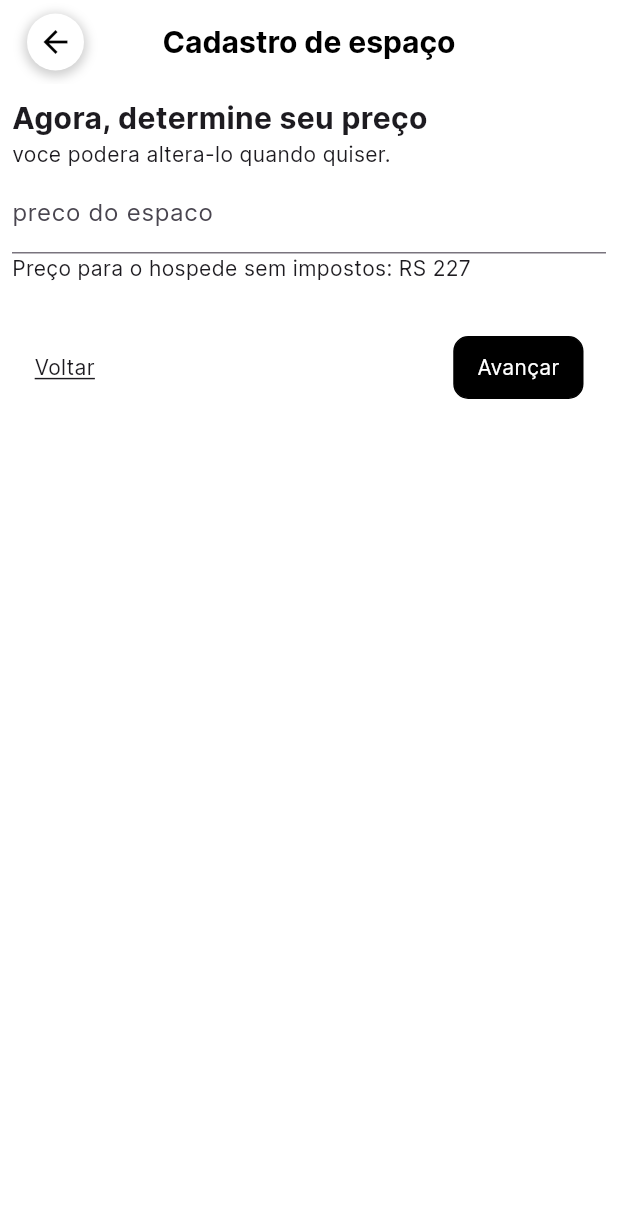
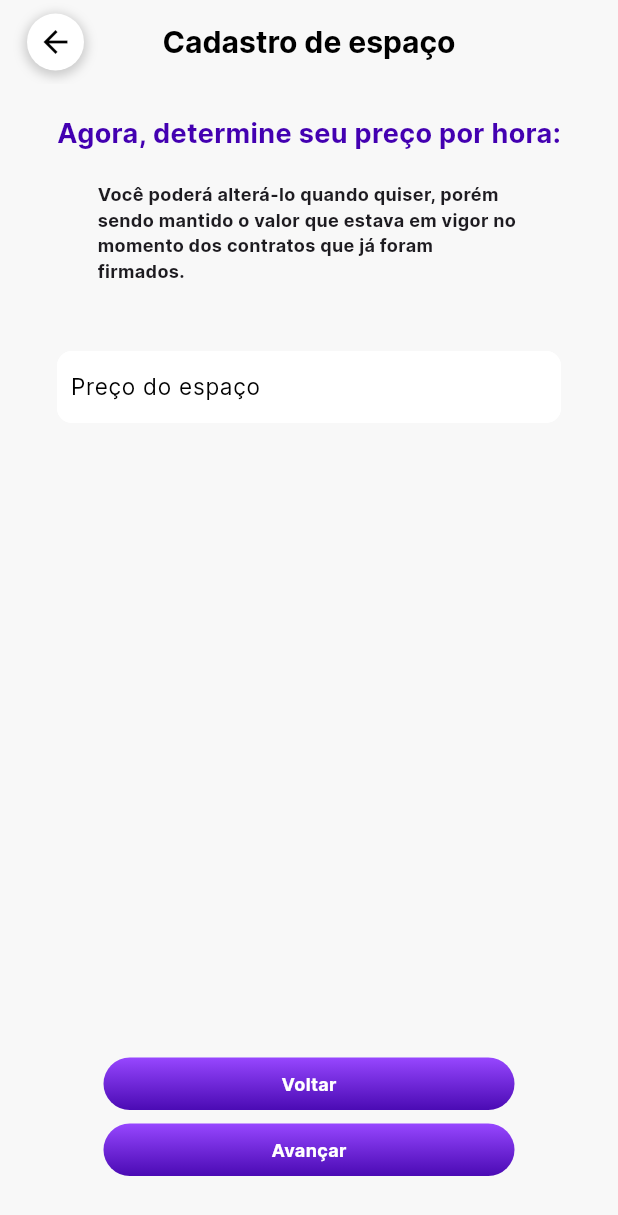
Before and after one commit to rodrigoaugusto99/git_flutter_festou, a Flutter app: the Preco screen opened directly, on a phone screen of 412 x 824 dp. Shown: the top 1215 px of the screen. Run offline on Flutter 3.47's test engine with Material 3 defaults, Android fonts, the phone set to English and light mode, and no system bars; our stand-ins replace animate_do, animated_text_kit, calendar_date_picker2, carousel_slider, cloud_firestore, confetti and 26 more; missing offline and left inert: easy_mask, image_painter, search_cep, social_share, svg_flutter, validatorless; accounts and stored records are empty; generated files the repository leaves out were written again; project files that could hold a hidden picture were left out.

Commit message:
fix: tela de preço

```diff
--- a/lib/src/features/register/space/space temporary/pages/preco.dart
+++ b/lib/src/features/register/space/space temporary/pages/preco.dart
@@ -3,6 +3,7 @@ import 'package:flutter_riverpod/flutter_riverpod.dart';
 import 'package:git_flutter_festou/src/core/ui/helpers/messages.dart';
 import 'package:git_flutter_festou/src/features/register/space/space%20temporary/pages/new_space_register_vm.dart';
 import 'package:git_flutter_festou/src/features/register/space/space%20temporary/pages/semana_e_horas.dart';
+import 'package:git_flutter_festou/src/features/register/space/space%20temporary/pages/textfield.dart';
 
 class Preco extends ConsumerStatefulWidget {
   const Preco({super.key});
@@ -17,7 +18,9 @@ class _PrecoState extends ConsumerState<Preco> {
   Widget build(BuildContext context) {
     final spaceRegister = ref.watch(newSpaceRegisterVmProvider.notifier);
     return Scaffold(
+      backgroundColor: const Color(0xffF8F8F8),
       appBar: AppBar(
+        backgroundColor: const Color(0xffF8F8F8),
         leading: Padding(
           padding: const EdgeInsets.only(left: 18.0),
           child: Container(
@@ -50,76 +53,116 @@ class _PrecoState extends ConsumerState<Preco> {
               fontSize: 20, fontWeight: FontWeight.bold, color: Colors.black),
         ),
         elevation: 0,
-        backgroundColor: Colors.white,
       ),
       body: Padding(
-        padding: const EdgeInsets.all(8.0),
+        padding: const EdgeInsets.symmetric(horizontal: 38.0, vertical: 20),
         child: Column(
-          crossAxisAlignment: CrossAxisAlignment.start,
           children: [
             Column(
-              crossAxisAlignment: CrossAxisAlignment.start,
               children: [
                 const Text(
-                  'Agora, determine seu preço',
-                  style: TextStyle(fontWeight: FontWeight.bold, fontSize: 20),
-                ),
-                const Text('voce podera altera-lo quando quiser.'),
-                TextField(
-                  controller: precoEC,
-                  decoration: const InputDecoration(
-                    labelText: 'preco do espaco',
+                  'Agora, determine seu preço por hora:',
+                  style: TextStyle(
+                    fontWeight: FontWeight.bold,
+                    fontSize: 18,
+                    color: Color(0xff4300B1),
                   ),
                 ),
-                const Text('Preço para o hospede sem impostos: RS 227'),
+                const SizedBox(
+                  height: 19,
+                ),
+                const Padding(
+                  padding: EdgeInsets.symmetric(horizontal: 27),
+                  child: Text(
+                    'Você poderá alterá-lo quando quiser, porém sendo mantido o valor que estava em vigor no momento dos contratos que já foram firmados.',
+                    style: TextStyle(
+                      fontWeight: FontWeight.bold,
+                      fontSize: 12,
+                    ),
+                  ),
+                ),
+                const SizedBox(
+                  height: 45,
+                ),
+                myRow(
+                  onlyNumber: true,
+                  prefix: 'R\$ ',
+                  validator: spaceRegister.validateBairro(),
+                  label: 'Preço do espaço',
+                  controller: precoEC,
+                ),
               ],
             ),
-            const SizedBox(
-              height: 20,
+          ],
         ),
-            Padding(
-              padding: const EdgeInsets.all(15.0),
-              child: Row(
-                mainAxisAlignment: MainAxisAlignment.spaceBetween,
+      ),
+      bottomNavigationBar: Padding(
+        padding: const EdgeInsets.symmetric(horizontal: 69, vertical: 40),
+        child: Column(
+          mainAxisSize: MainAxisSize.min,
           children: [
-                  InkWell(
+            GestureDetector(
               onTap: () => Navigator.pop(context),
+              child: Container(
+                padding:
+                    const EdgeInsets.symmetric(horizontal: 20, vertical: 9),
+                alignment: Alignment.center,
+                height: 35,
+                decoration: BoxDecoration(
+                  borderRadius: BorderRadius.circular(50),
+                  gradient: const LinearGradient(
+                    colors: [
+                      Color(0xff9747FF),
+                      Color(0xff44300b1),
+                    ],
+                    begin: Alignment.topCenter,
+                    end: Alignment.bottomCenter,
+                  ),
+                ),
                 child: const Text(
                   'Voltar',
                   style: TextStyle(
-                        decoration: TextDecoration.underline,
+                    fontSize: 12,
+                    fontWeight: FontWeight.bold,
+                    color: Colors.white,
                   ),
                 ),
               ),
-                  InkWell(
-                    onTap: () {
-                      final result = spaceRegister.validatePreco(precoEC.text);
-                      if (result) {
-                        Messages.showSuccess('bom preco', context);
-                        Navigator.push(
+            ),
+            const SizedBox(
+              height: 9,
+            ),
+            GestureDetector(
+              onTap: () => Navigator.push(
                 context,
                 MaterialPageRoute(
                   builder: (context) => const SemanaEHoras(),
                 ),
-                        );
-                      } else {
-                        Messages.showError('escreva preco', context);
-                      }
-                    },
+              ),
               child: Container(
+                padding:
+                    const EdgeInsets.symmetric(horizontal: 20, vertical: 9),
+                alignment: Alignment.center,
+                height: 35,
                 decoration: BoxDecoration(
-                          color: Colors.black,
-                          border: Border.all(),
-                          borderRadius: BorderRadius.circular(10)),
-                      padding: const EdgeInsets.symmetric(
-                          horizontal: 15, vertical: 10),
+                  borderRadius: BorderRadius.circular(50),
+                  gradient: const LinearGradient(
+                    colors: [
+                      Color(0xff9747FF),
+                      Color(0xff44300b1),
+                    ],
+                    begin: Alignment.topCenter,
+                    end: Alignment.bottomCenter,
+                  ),
+                ),
                 child: const Text(
                   'Avançar',
-                        style: TextStyle(color: Colors.white),
+                  style: TextStyle(
+                    fontSize: 12,
+                    fontWeight: FontWeight.bold,
+                    color: Colors.white,
                   ),
                 ),
-                  )
-                ],
               ),
             ),
           ],
--- a/lib/src/features/register/space/space temporary/pages/textfield.dart
+++ b/lib/src/features/register/space/space temporary/pages/textfield.dart
@@ -5,9 +5,11 @@ Widget myRow({
   required TextEditingController controller,
   required String? Function(String?)? validator,
   Function(String)? onChanged,
+  String? prefix,
   int? maxLines,
   bool enabled = true,
   bool alwaysOnTop = false,
+  bool onlyNumber = false,
 }) {
   return Container(
     //  padding: const EdgeInsets.symmetric(v: 10),
@@ -16,6 +18,7 @@ Widget myRow({
       color: Colors.white,
     ),
     child: TextFormField(
+      keyboardType: onlyNumber ? TextInputType.number : null,
       onChanged: onChanged,
       validator: validator,
       textInputAction: TextInputAction.done,
@@ -36,6 +39,8 @@ Widget myRow({
           vertical: 12.0,
           horizontal: 5.0,
         ),
+        prefixText: prefix,
+        prefixStyle: const TextStyle(color: Color(0xff4300B1)),
         label: Text(label),
         border: OutlineInputBorder(
           borderRadius: BorderRadius.circular(10.0),
```
Lines whose indentation alone changed are shown as unchanged.
